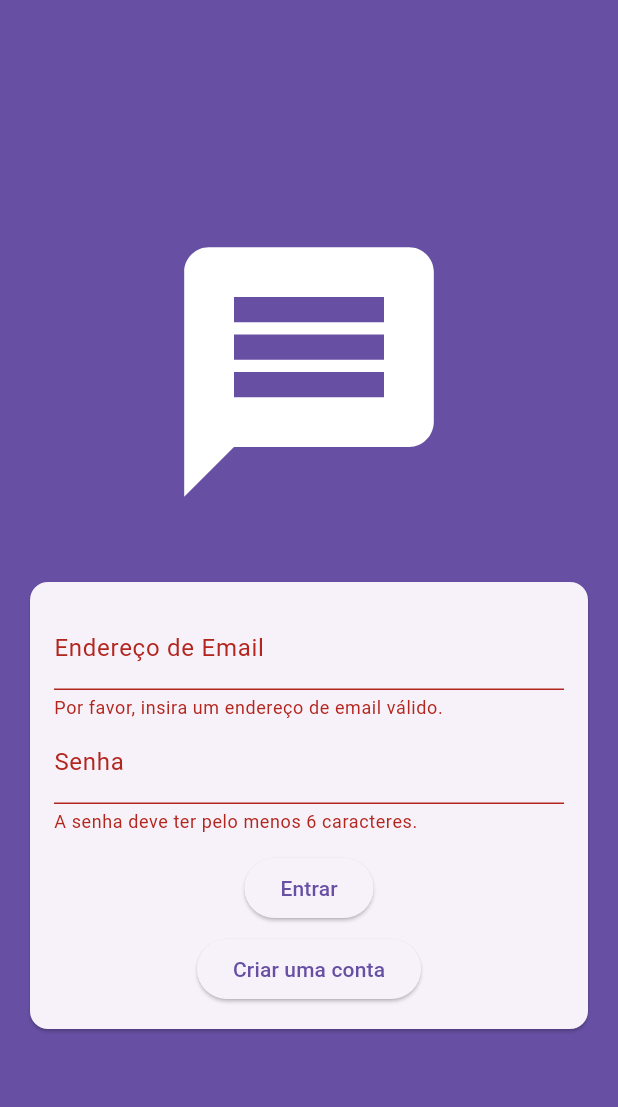
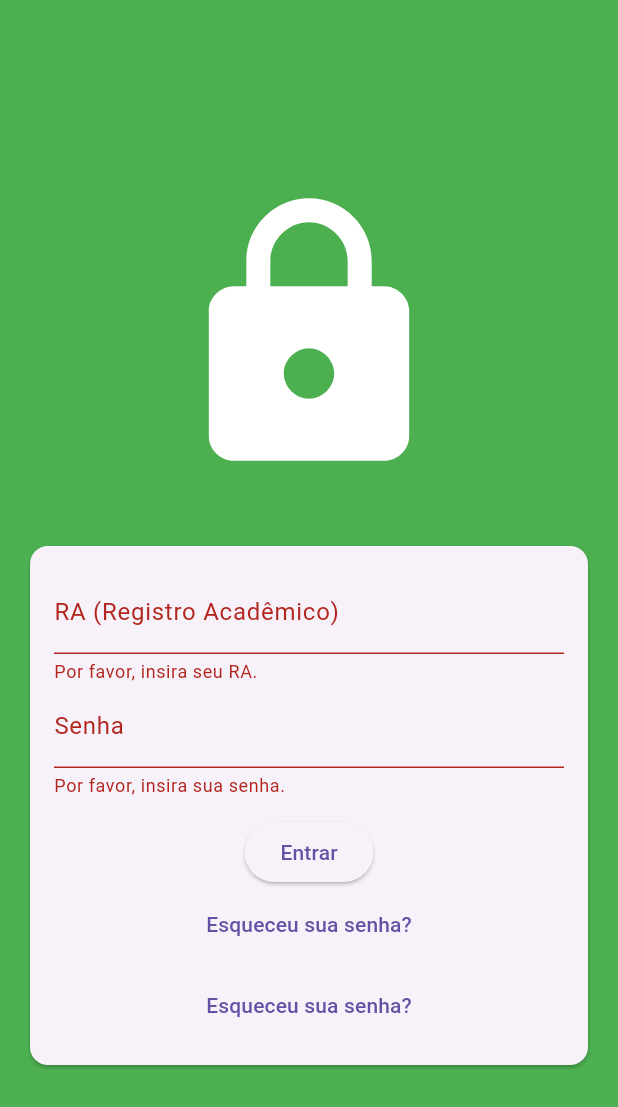
Before and after one commit to gustavo96ma/trabalho-tela-login-2024, a Flutter app: the screen it shows after launch, after a tap on "Entrar", on a phone screen of 412 x 824 dp. Shown: the top 1107 px of the screen. Run offline on Flutter 3.47's test engine with Material 3 defaults, Android fonts, the phone set to English and light mode, and no system bars.

Commit message:
Update main.dart

```diff
--- a/lib/main.dart
+++ b/lib/main.dart
@@ -5,44 +5,30 @@ void main() {
 }
 
 class TelaLogin extends StatefulWidget {
-  const TelaLogin({super.key});
+  const TelaLogin({Key? key}) : super(key: key);
 
   @override
   State<TelaLogin> createState() => _TelaLoginState();
 }
 
 class _TelaLoginState extends State<TelaLogin> {
-  final _chaveForm = GlobalKey<FormState>();
-  var _modoLogin = true;
-  var _emailInserido = '';
-  var _senhaInserida = '';
-  var _nomeUsuarioInserido = '';
+  final _formKey = GlobalKey<FormState>();
+  var _isLoginMode = true;
+  var _ra = '';
+  var _password = '';
 
-  void _enviar() async {
-    if (!_chaveForm.currentState!.validate()) {
+  void _submitForm() {
+    if (!_formKey.currentState!.validate()) {
       return;
     }
+    _formKey.currentState!.save();
 
-    _chaveForm.currentState!.save();
-
-    try {
-      if (_modoLogin) {
-        //logar usuario
-        print('Usuário Logado. Email: $_emailInserido, Senha: $_senhaInserida');
+    if (_isLoginMode) {
+      // Implementar lógica de autenticação com RA e senha
+      print('Autenticando com RA: $_ra, Senha: $_password');
     } else {
-        //criar usuario
-        print(
-            'Usuário Criado. Email: $_emailInserido, Senha: $_senhaInserida, Nome de Usuário: $_nomeUsuarioInserido');
-      }
-    } catch (_) {
-      // ignore: use_build_context_synchronously
-      ScaffoldMessenger.of(context).clearSnackBars();
-      // ignore: use_build_context_synchronously
-      ScaffoldMessenger.of(context).showSnackBar(
-        const SnackBar(
-          content: Text('Falha na autenticação.'),
-        ),
-      );
+      // Implementar lógica para recuperação de senha
+      print('Solicitado recuperação de senha para RA: $_ra');
     }
   }
 
@@ -50,94 +36,77 @@ class _TelaLoginState extends State<TelaLogin> {
   Widget build(BuildContext context) {
     return MaterialApp(
       home: Scaffold(
-        backgroundColor: Theme.of(context).colorScheme.primary,
+        backgroundColor: Colors.green, // Alterando a cor de fundo para verde
         body: Center(
           child: SingleChildScrollView(
             child: Column(
               mainAxisAlignment: MainAxisAlignment.center,
               children: [
                 Container(
-                  margin: const EdgeInsets.only(
-                    top: 30,
-                    bottom: 20,
-                    left: 20,
-                    right: 20,
-                  ),
+                  margin: const EdgeInsets.only(top: 30, bottom: 20),
                   width: 200,
-                  child: const Icon(Icons.message, size: 200, color: Colors.white),
+                  child: const Icon(Icons.lock, size: 200, color: Colors.white),
                 ),
                 Card(
                   margin: const EdgeInsets.all(20),
-                  child: SingleChildScrollView(
                   child: Padding(
                     padding: const EdgeInsets.all(16),
                     child: Form(
-                        key: _chaveForm,
+                      key: _formKey,
                       child: Column(
                         mainAxisSize: MainAxisSize.min,
                         children: [
                           TextFormField(
-                              decoration: const InputDecoration(
-                                labelText: 'Endereço de Email',
-                              ),
-                              keyboardType: TextInputType.emailAddress,
+                            decoration: const InputDecoration(labelText: 'RA (Registro Acadêmico)'),
+                            keyboardType: TextInputType.number,
                             autocorrect: false,
                             textCapitalization: TextCapitalization.none,
                             validator: (value) {
-                                if (value == null || value.trim().isEmpty || !value.contains('@')) {
-                                  return 'Por favor, insira um endereço de email válido.';
+                              if (value == null || value.trim().isEmpty) {
+                                return 'Por favor, insira seu RA.';
                               }
                               return null;
                             },
                             onSaved: (value) {
-                                _emailInserido = value!;
+                              _ra = value!;
                             },
                           ),
-                            if (!_modoLogin)
                           TextFormField(
-                                decoration: const InputDecoration(labelText: 'Nome de Usuário'),
-                                enableSuggestions: false,
+                            decoration: const InputDecoration(labelText: 'Senha'),
+                            obscureText: true,
                             validator: (value) {
-                                  if (value == null || value.isEmpty || value.trim().length < 4) {
-                                    return 'Por favor, insira pelo menos 4 caracteres.';
+                              if (value == null || value.trim().isEmpty) {
+                                return 'Por favor, insira sua senha.';
                               }
                               return null;
                             },
                             onSaved: (value) {
-                                  _nomeUsuarioInserido = value!;
-                                },
-                              ),
-                            TextFormField(
-                              decoration: const InputDecoration(
-                                labelText: 'Senha',
-                              ),
-                              obscureText: true,
-                              validator: (value) {
-                                if (value == null || value.trim().length < 6) {
-                                  return 'A senha deve ter pelo menos 6 caracteres.';
-                                }
-                                return null;
-                              },
-                              onSaved: (value) {
-                                _senhaInserida = value!;
+                              _password = value!;
                             },
                           ),
                           const SizedBox(height: 12),
                           ElevatedButton(
-                              onPressed: _enviar,
-                              child: Text(_modoLogin ? 'Entrar' : 'Cadastrar'),
+                            onPressed: _submitForm,
+                            child: Text(_isLoginMode ? 'Entrar' : 'Recuperar Senha'),
+                          ),
+                          if (_isLoginMode)
+                            TextButton(
+                              onPressed: () {
+                                // Implementar a lógica para recuperação de senha
+                                print('Solicitado recuperação de senha para RA: $_ra');
+                              },
+                              child: Text('Esqueceu sua senha?'),
                             ),
                           const SizedBox(height: 6),
-                            ElevatedButton(
+                          TextButton(
                             onPressed: () {
                               setState(() {
-                                  _modoLogin = !_modoLogin;
+                                _isLoginMode = !_isLoginMode;
                               });
                             },
-                              child: Text(_modoLogin ? 'Criar uma conta' : 'Já tenho uma conta'),
+                            child: Text(_isLoginMode ? 'Esqueceu sua senha?' : 'Voltar ao Login'),
                           ),
                         ],
-                        ),
                       ),
                     ),
                   ),
```
Lines whose indentation alone changed are shown as unchanged.
